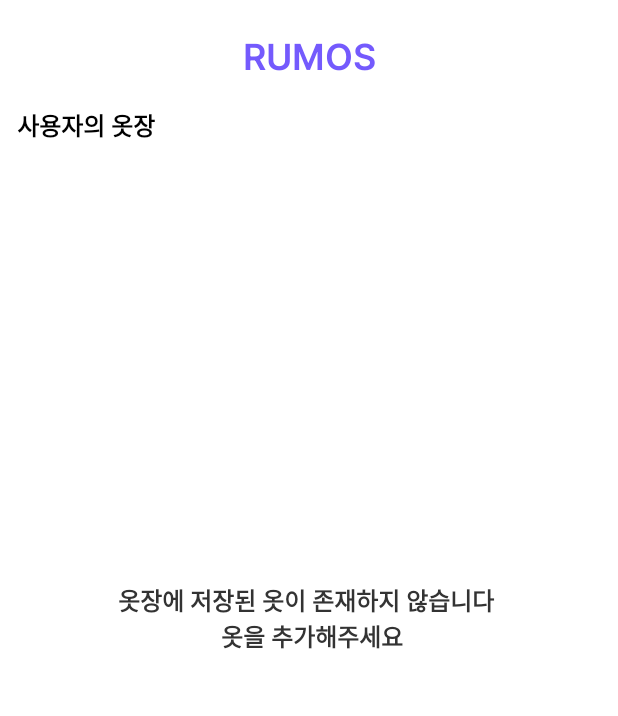
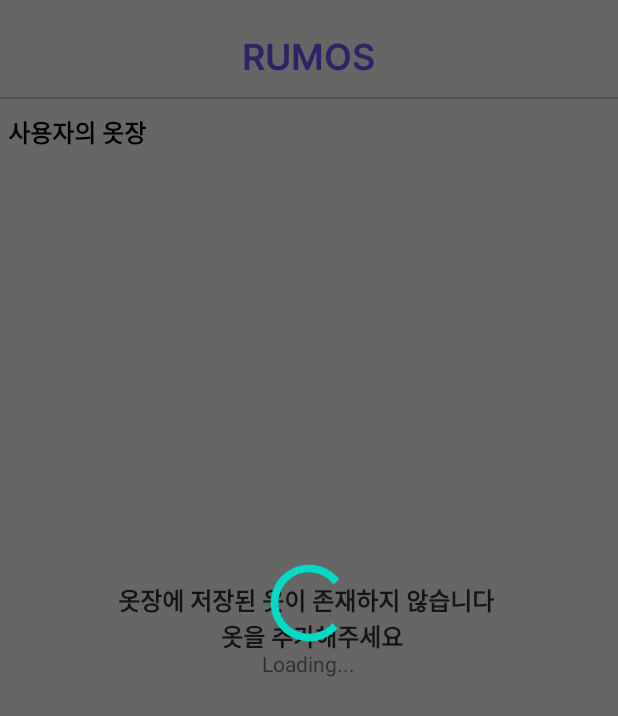
Before and after one commit to amykim928/GraduationProject2, an Android app: the fragment ClosetFragment shown on its own in the app's theme, on a phone screen of 412 x 824 dp. Shown: the top 716 px of the screen. Run offline under Robolectric (Android 15) with nearby library versions, the phone set to English and light mode, and no system bars; our stand-ins replace Firebase (no records; nobody signed in at launch, a user with empty details on screens opened directly); pictures from the network do not load.

Commit message:
closet loading screen

```diff
--- a/app/src/main/java/com/example/graduationproject/ClosetDetailActivity.kt
+++ b/app/src/main/java/com/example/graduationproject/ClosetDetailActivity.kt
@@ -25,7 +25,7 @@ class ClosetDetailActivity: AppCompatActivity() {
         super.onCreate(savedInstanceState)
         setContentView(R.layout.activity_closet_detail)
 
-        val toClosetIntent = Intent(this, MainActivity::class.java).apply {  }
+        val toClosetIntent = Intent(this, MainActivity::class.java)
         toClosetIntent.putExtra("fragment_id",3)
         toClosetIntent.flags = Intent.FLAG_ACTIVITY_NEW_TASK
         toClosetIntent.addFlags(Intent.FLAG_ACTIVITY_CLEAR_TASK)
--- a/app/src/main/java/com/example/graduationproject/ClosetFragment.kt
+++ b/app/src/main/java/com/example/graduationproject/ClosetFragment.kt
@@ -1,5 +1,9 @@
 package com.example.graduationproject
 
+import android.app.Dialog
+import android.content.Context
+import android.graphics.Color
+import android.graphics.drawable.ColorDrawable
 import android.os.Bundle
 import android.util.Log
 import android.view.LayoutInflater
@@ -8,14 +12,11 @@ import android.view.ViewGroup
 import android.widget.TextView
 import androidx.fragment.app.Fragment
 import androidx.recyclerview.widget.GridLayoutManager
-import androidx.recyclerview.widget.LinearLayoutManager
 import androidx.recyclerview.widget.RecyclerView
 import com.example.graduationproject.dataset.closetData
 import com.google.firebase.firestore.ktx.firestore
 import com.google.firebase.ktx.Firebase
 
-
-//import kotlinx.android.synthetic.main.fragment_closet.*
 
 private var closetList = mutableListOf<closetData>()
 lateinit var closetRecycleViewAdapter: ClosetRecyclerAdapter
@@ -27,6 +28,8 @@ class ClosetFragment: Fragment(){
         container: ViewGroup?,
         savedInstanceState: Bundle?
     ): View? {
+
+
         val view = inflater!!.inflate(R.layout.fragment_closet, container, false)
 
         val closetResultView = view?.findViewById<RecyclerView>(R.id.closetResultView)
@@ -37,9 +40,9 @@ class ClosetFragment: Fragment(){
 
         closetResultView?.adapter = closetRecycleViewAdapter
 
-//        val recyclerView1 = view?.findViewById<RecyclerView>(R.id.closetResultView)
-//
-//        recyclerView1?.adapter = context?.let { RecycleViewAdapter(it) }
+        //progress dialog 보여주기
+        val dialog = context?.let { LoadingDialog(it) } //fragment라서 이렇게 쓴 거고 액티비티에서는 <val dialog = LoadingDialog(this@ProfileActivity)>로 쓰면 될 겁니다!
+        dialog?.show()
 
         val db = Firebase.firestore
         db.collection("closetData") //파이어베이스
@@ -73,12 +76,29 @@ class ClosetFragment: Fragment(){
                     val gridLayoutManager = GridLayoutManager(context, 2, GridLayoutManager.VERTICAL, false) //2칸으로 나오게
                     closetResultView?.layoutManager = gridLayoutManager
                     emptyClosetResultView?.setVisibility(View.GONE)
+                    dialog?.dismiss() //데이터가 다 로딩되면 dialog 종료
                 }
             }
             .addOnFailureListener{ exception ->
                 Log.w("tag: ", "Error getting doc", exception)
             }
+
         return view
+    }
+
+    //44번째 줄 에서 사용 & 45, 79번째 줄에서 dialog 보여주고 종료시키는 코드와 함께 사용
+    class LoadingDialog(context: Context) : Dialog(context){
+        override fun onCreate(savedInstanceState: Bundle?) {
+            super.onCreate(savedInstanceState)
+            setContentView(R.layout.activity_progress_loading)
+
+            // 취소 불가능
+            setCancelable(false)
+
+            // 배경 투명하게 바꿔줌
+            window!!.setBackgroundDrawable(ColorDrawable(Color.TRANSPARENT))
+
+        }
     }
 
 
--- /dev/null
+++ b/app/src/main/res/layout/activity_progress_loading.xml
@@ -0,0 +1,34 @@
+<?xml version="1.0" encoding="utf-8"?>
+<androidx.constraintlayout.widget.ConstraintLayout xmlns:android="http://schemas.android.com/apk/res/android"
+    xmlns:app="http://schemas.android.com/apk/res-auto"
+    xmlns:tools="http://schemas.android.com/tools"
+    android:layout_width="match_parent"
+    android:layout_height="match_parent">
+
+    <LinearLayout
+        android:id="@+id/process"
+        android:layout_width="match_parent"
+        android:layout_height="match_parent"
+        android:gravity="center"
+        android:orientation="vertical"
+        app:layout_constraintBottom_toBottomOf="parent"
+        app:layout_constraintEnd_toEndOf="parent"
+        app:layout_constraintStart_toStartOf="parent"
+        app:layout_constraintTop_toTopOf="parent"
+        >
+
+        <ProgressBar
+            android:id="@+id/progressBar"
+            style="?android:attr/progressBarStyle"
+            android:layout_width="68dp"
+            android:layout_height="61dp"
+            android:outlineAmbientShadowColor="@color/purple_500"
+            android:outlineSpotShadowColor="@color/teal_200" />
+
+        <TextView
+            android:layout_width="wrap_content"
+            android:layout_height="wrap_content"
+            android:text="Loading..." />
+    </LinearLayout>
+
+</androidx.constraintlayout.widget.ConstraintLayout>
--- a/app/src/main/res/layout/fragment_closet.xml
+++ b/app/src/main/res/layout/fragment_closet.xml
@@ -5,63 +5,58 @@
     android:layout_width="match_parent"
     android:layout_height="match_parent">
 
+    <LinearLayout
+        android:layout_width="match_parent"
+        android:layout_height="match_parent"
+        android:orientation="vertical">
+
         <TextView
             android:id="@+id/addTitle"
             android:layout_width="wrap_content"
             android:layout_height="wrap_content"
+            android:layout_gravity="center"
             android:layout_marginTop="20dp"
             android:fontFamily="@font/inter_600"
+            android:gravity="center"
             android:text="RUMOS"
             android:textColor="@color/purple_500"
-        android:textSize="24dp"
-        app:layout_constraintEnd_toEndOf="parent"
-        app:layout_constraintStart_toStartOf="parent"
-        app:layout_constraintTop_toTopOf="parent" />
+            android:textSize="24dp" />
 
         <View
             android:id="@+id/titleLine"
-        android:layout_width="0dp"
+            android:layout_marginTop="10dp"
+            android:layout_width="match_parent"
             android:layout_height="1dp"
-        android:layout_marginTop="75dp"
-        android:layout_marginBottom="170dp"
-        android:background="#D4D2D9"
-        app:layout_constraintBottom_toTopOf="@+id/closetTitle"
-        app:layout_constraintEnd_toEndOf="parent"
-        app:layout_constraintStart_toStartOf="parent"
-        app:layout_constraintTop_toTopOf="parent" />
+            android:layout_gravity="center"
+            android:background="#D4D2D9" />
 
         <TextView
             android:id="@+id/closetTitle"
             android:layout_width="wrap_content"
             android:layout_height="wrap_content"
-        android:layout_marginStart="11dp"
-        android:layout_marginTop="71dp"
-        android:fontFamily="@font/inter_600"
+            android:layout_marginTop="10dp"
+            android:layout_marginLeft="5dp"
             android:text="사용자의 옷장"
             android:textColor="@color/black"
-        android:textSize="16dp"
-        app:layout_constraintStart_toStartOf="@+id/closetResultView"
-        app:layout_constraintTop_toTopOf="parent" />
+            android:fontFamily="@font/inter_600"
+            android:textSize="16dp" />
 
         <androidx.recyclerview.widget.RecyclerView
             android:id="@+id/closetResultView"
-        android:layout_width="365dp"
-        android:layout_height="627dp"
-        android:layout_marginLeft="20dp"
-        android:layout_marginTop="10dp"
-        app:layout_constraintBottom_toBottomOf="@+id/emptyClosetResultView"
-        app:layout_constraintLeft_toLeftOf="parent"
-        app:layout_constraintTop_toBottomOf="@id/closetTitle" />
+            android:layout_width="match_parent"
+            android:layout_height="match_parent"
+            android:layout_marginTop="10dp" />
+    </LinearLayout>
 
     <androidx.appcompat.widget.AppCompatTextView
         android:id="@+id/emptyClosetResultView"
         android:layout_width="match_parent"
         android:layout_height="match_parent"
         android:gravity="center"
+        android:text="옷장에 저장된 옷이 존재하지 않습니다 \n 옷을 추가해주세요"
+        android:textColor="#333333"
         android:textSize="16dp"
-        android:textColor="#333333"
-        android:textStyle="bold"
-        android:text="옷장에 저장된 옷이 존재하지 않습니다 \n 옷을 추가해주세요" />
+        android:textStyle="bold" />
 
 
 </androidx.constraintlayout.widget.ConstraintLayout>
```
Lines whose indentation alone changed are shown as unchanged.
